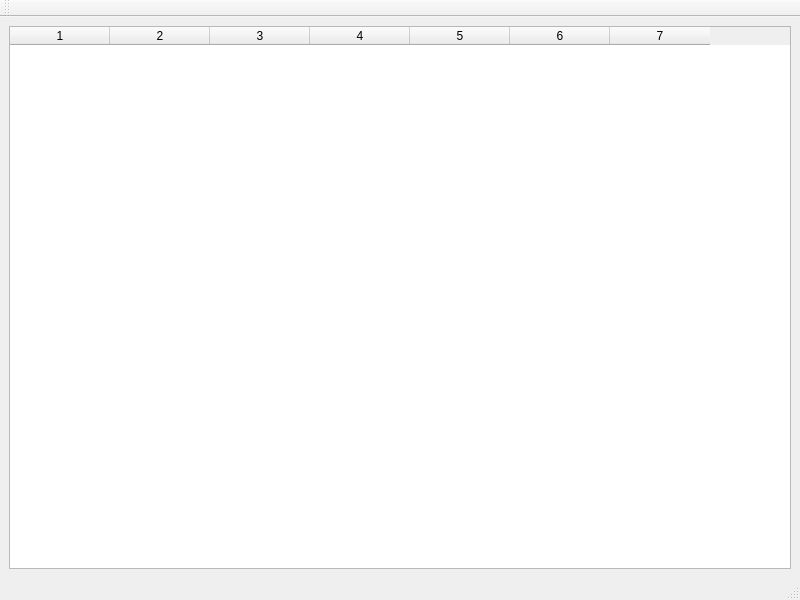
ledovskikh/coffee, file main.ui: the form before one commit.
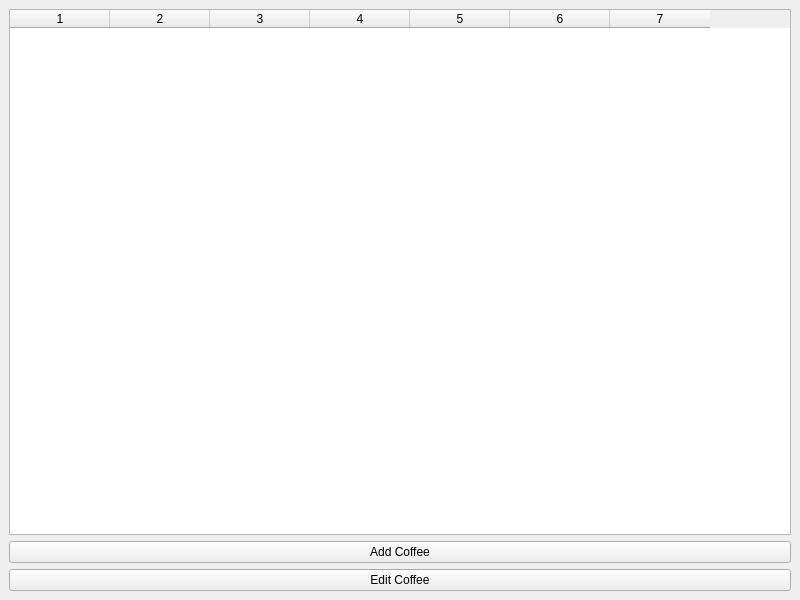
The form after the commit.

```diff
--- a/main.ui
+++ b/main.ui
@@ -14,7 +14,7 @@
    <string>Coffee Database</string>
   </property>
   <widget class="QWidget" name="centralwidget">
-   <layout class="QVBoxLayout" name="verticalLayout" stretch="0,0">
+   <layout class="QVBoxLayout" name="verticalLayout">
     <item>
      <widget class="QTableWidget" name="tableWidget">
       <property name="columnCount">
@@ -36,19 +36,22 @@
       </property>
      </widget>
     </item>
-   </layout>
-  </widget>
-  <layout class="QVBoxLayout" name="layoutVertical">
    <item>
-    <widget class="QMenuBar" name="menubar"/>
+     <widget class="QPushButton" name="addButton">
+      <property name="text">
+       <string>Add Coffee</string>
+      </property>
+     </widget>
    </item>
    <item>
-    <widget class="QToolBar" name="mainToolBar"/>
-   </item>
-   <item>
-    <widget class="QStatusBar" name="statusbar"/>
-   </item>
-  </layout>
+     <widget class="QPushButton" name="editButton">
+      <property name="text">
+       <string>Edit Coffee</string>
+      </property>
+     </widget>
+    </item>
+   </layout>
+  </widget>
  </widget>
  <resources/>
  <connections/>
```
Lines whose indentation alone changed are shown as unchanged.
